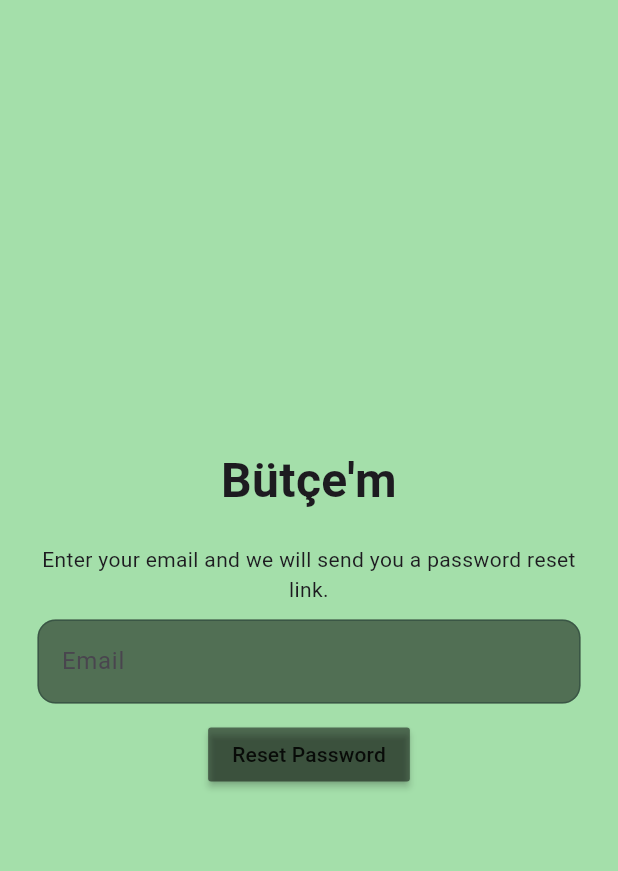
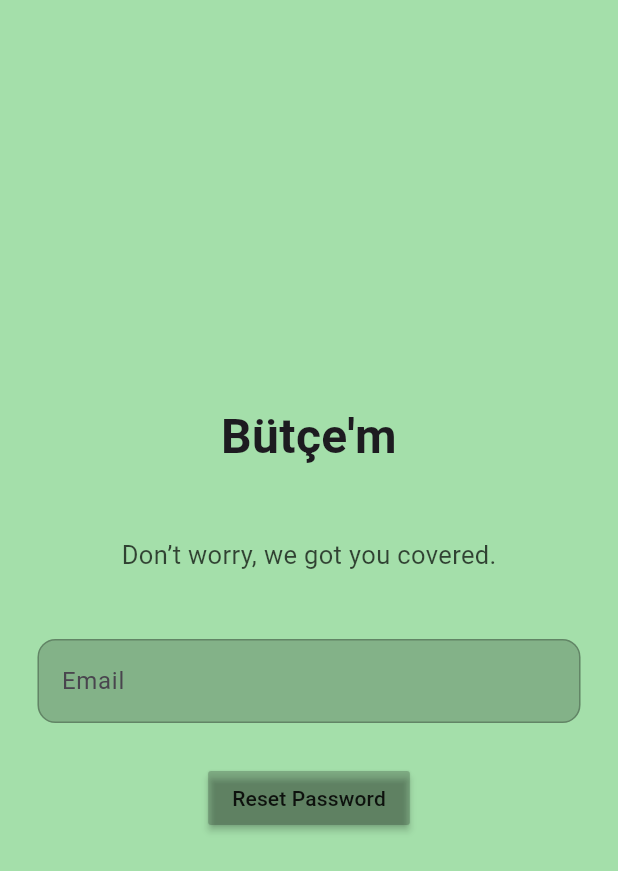
Before and after one commit to Keremovsky/F-34, a Flutter app: the ForgotScreen screen opened directly, on a phone screen of 412 x 824 dp. Shown: the top 871 px of the screen. Run offline on Flutter 3.47's test engine with Material 2 defaults, Android fonts, the light colour scheme and no system bars; our stand-ins replace firebase_auth, firebase_core, flutter_riverpod, google_sign_in; accounts and stored records are empty; statements that could not run were skipped.

Commit message:
forgot screen

```diff
--- a/lib/features/auth/screens/forgot_screen.dart
+++ b/lib/features/auth/screens/forgot_screen.dart
@@ -1,5 +1,7 @@
+//import 'package:bootcamp_flutter/features/auth/controller/auth_controller.dart';
 import 'package:bootcamp_flutter/themes/palette.dart';
 import 'package:flutter/material.dart';
+//import 'package:flutter_riverpod/flutter_riverpod.dart';
 
 class ForgotScreen extends StatefulWidget {
   const ForgotScreen({super.key});
@@ -10,7 +12,7 @@ class ForgotScreen extends StatefulWidget {
 
 class _ForgotScreenState extends State<ForgotScreen> {
   final GlobalKey<FormState> _formKey = GlobalKey();
-  final _emailController = TextEditingController();
+  final TextEditingController _emailController = TextEditingController();
 
   @override
   void dispose() {
@@ -37,17 +39,22 @@ class _ForgotScreenState extends State<ForgotScreen> {
             ),
           ),
 
-          SizedBox(height: 20),
+          SizedBox(height: 44),
 
-          Padding(
-            padding: const EdgeInsets.symmetric(horizontal: 25.0),
-            child: Text(
-              'Enter your email and we will send you a password reset link.',
-              textAlign: TextAlign.center,
+          Row(
+              mainAxisAlignment: MainAxisAlignment.center,
+              children: [
+              Text(
+              "Don’t worry, we got you covered.",
+              style: TextStyle(
+                color: Palette.titleText,
+                fontSize: 17
               ),
+              ),
+              ],
           ),
 
-          SizedBox(height: 10),
+          SizedBox(height: 44),
           // email textfield
           Padding(
             padding: const EdgeInsets.symmetric(horizontal: 25.0),
@@ -55,25 +62,25 @@ class _ForgotScreenState extends State<ForgotScreen> {
               controller: _emailController,
               decoration: InputDecoration(
                 enabledBorder: OutlineInputBorder(
-                  borderSide: BorderSide(color: Palette.buttonBackground),
+                  borderSide: BorderSide(color: Palette.textFieldBackground),
                   borderRadius: BorderRadius.circular(12),
                 ),
                 focusedBorder: OutlineInputBorder(
-                  borderSide: BorderSide(color: Palette.background),
+                  borderSide: BorderSide(color: Palette.textFieldBackground),
                   borderRadius: BorderRadius.circular(12),
                 ),
                 hintText: 'Email',
-                fillColor: Palette.buttonText,
+                fillColor: Palette.textFieldText,
                 filled: true,
               ),
             ),
           ),
-          SizedBox(height: 10),
+          SizedBox(height: 26),
 
           MaterialButton(
             onPressed: () {},
             child: Text('Reset Password'),
-            color: Palette.buttonText
+            color: Palette.textFieldText
           ),
         ],
       ),
--- a/pubspec.yaml
+++ b/pubspec.yaml
@@ -63,8 +63,8 @@ flutter:
   uses-material-design: true
 
   # To add assets to your application, add an assets section, like this:
-  #assets:
-  #  - assets/images/
+  assets:
+    - assets/images/
   #  - assets/icons/
 
   # An image asset can refer to one or more resolution-specific "variants", see
```
